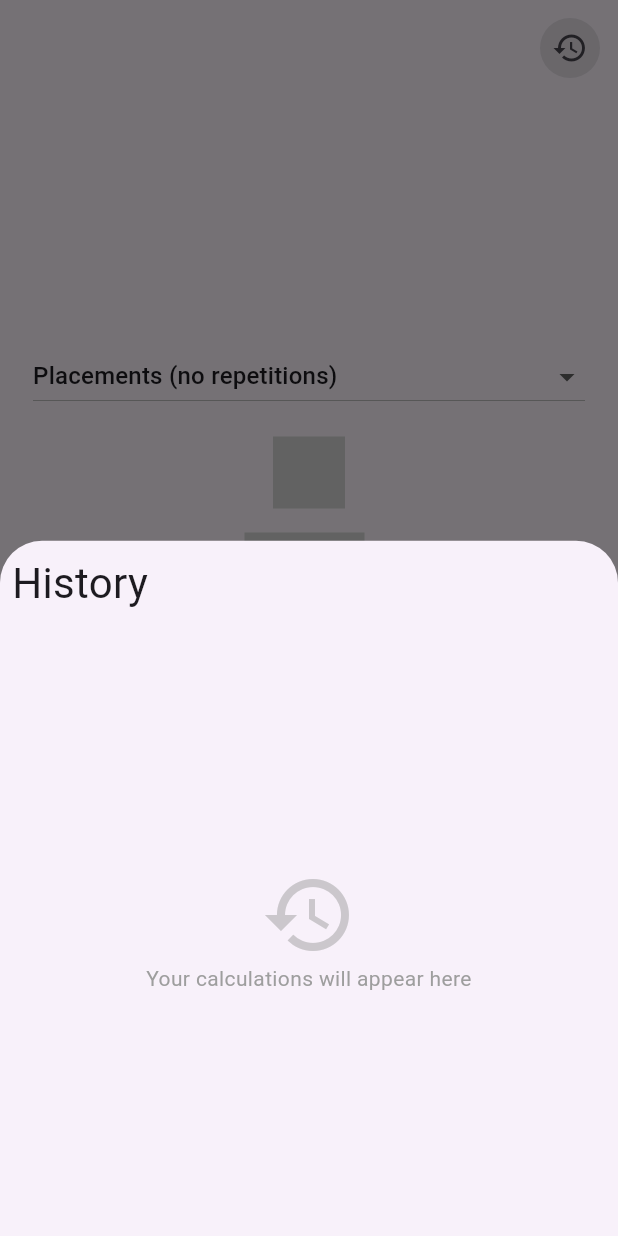
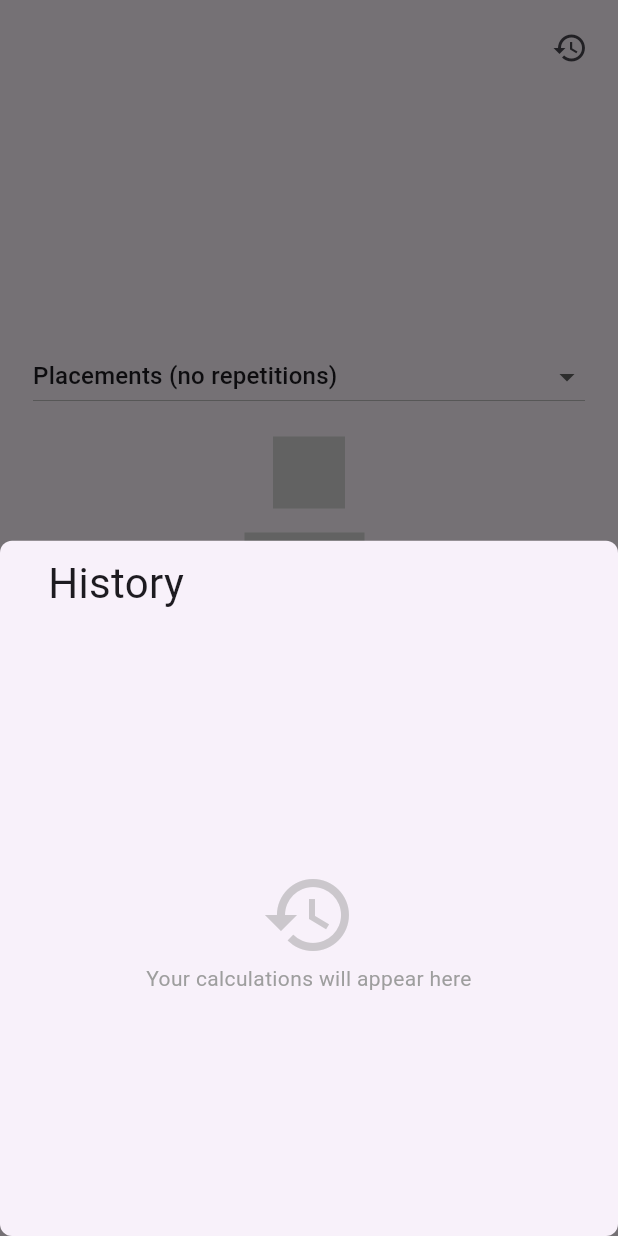
Before and after one commit to grand0/combinat, a Flutter app: the screen it shows after launch, after a tap on the "history" icon, on a phone screen of 412 x 824 dp. Run offline on Flutter 3.47's test engine with Material 2 defaults, Android fonts, the phone set to English and light mode, and no system bars; our stand-ins replace shared_preferences; missing offline and left inert: flutter_math_fork.

Commit message:
small design changes

```diff
--- a/lib/pages/common/history_widget.dart
+++ b/lib/pages/common/history_widget.dart
@@ -38,7 +38,7 @@ class _HistoryWidgetState extends State<HistoryWidget> {
       crossAxisAlignment: CrossAxisAlignment.start,
       children: [
         const Padding(
-          padding: EdgeInsets.all(8.0),
+          padding: EdgeInsets.symmetric(vertical: 8.0, horizontal: 32.0),
           child: Text(
             "History",
             style: TextStyle(
--- a/lib/pages/home_page/home_page.dart
+++ b/lib/pages/home_page/home_page.dart
@@ -99,7 +99,7 @@ class _HomePageState extends State<HomePage> {
                   if (index != 2)
                     Padding(
                       padding: const EdgeInsets.all(8.0),
-                      child: IconButton.filledTonal(
+                      child: IconButton(
                         onPressed: () {
                           if (isWideEnough(context)) {
                             setState(() {
@@ -108,7 +108,11 @@ class _HomePageState extends State<HomePage> {
                           } else {
                             showModalBottomSheet(
                               context: context,
-                              builder: (_) => const HistoryWidget(),
+                              shape: RoundedRectangleBorder(
+                                borderRadius: BorderRadius.circular(8.0),
+                              ),
+                              builder: (context) => const HistoryWidget(),
+                              elevation: 0,
                             );
                           }
                         },
@@ -124,7 +128,7 @@ class _HomePageState extends State<HomePage> {
               minWidth: 200,
               maxWidth: 400,
               show: isWideEnough(context) && showHistory && index != 2,
-              child: HistoryWidget(),
+              child: const HistoryWidget(),
             ),
           ],
         ),
--- a/lib/session_storage.dart
+++ b/lib/session_storage.dart
@@ -6,7 +6,7 @@ import 'math/fraction.dart';
 class HistoryStorage {
   static final List<MapEntry<String, String>> history = <MapEntry<String, String>>[];
 
-  static final Map<int, VoidCallback> listeners = <int, VoidCallback>{0: (){}};
+  static final Map<int, VoidCallback> listeners = <int, VoidCallback>{};
 
   static int addListener(VoidCallback listener) {
     int key;
```
